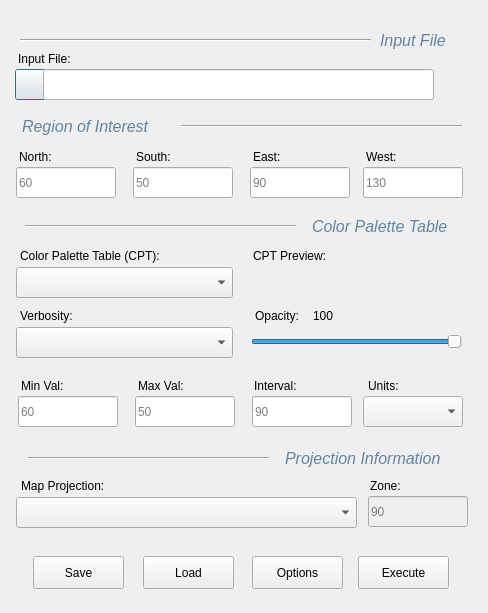
Old version of the form mapui/support/interfaces/interface2.ui in the repository cheapstr73/mapui.
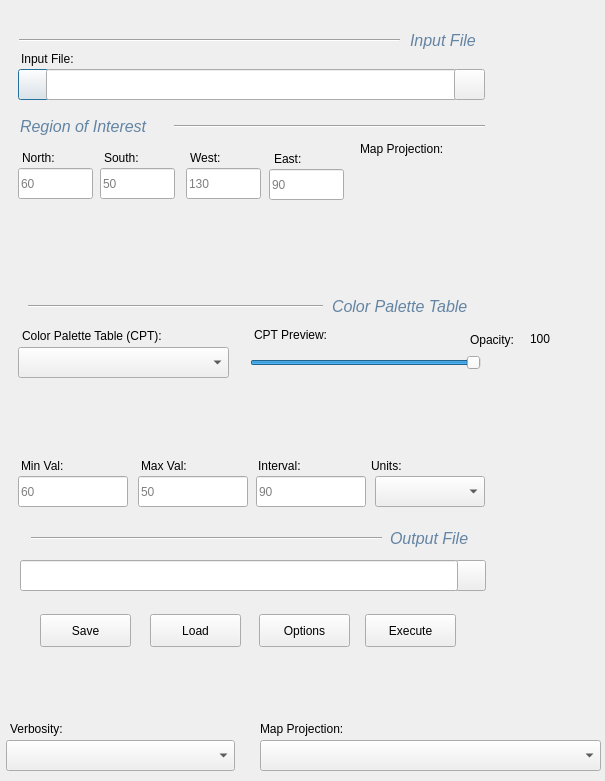
New version of the form.

```diff
--- a/mapui/support/interfaces/interface2.ui
+++ b/mapui/support/interfaces/interface2.ui
@@ -6,8 +6,8 @@
    <rect>
     <x>0</x>
     <y>0</y>
-    <width>488</width>
-    <height>613</height>
+    <width>605</width>
+    <height>781</height>
    </rect>
   </property>
   <property name="windowTitle">
@@ -19,7 +19,7 @@
   <widget class="QPushButton" name="btn_open_file">
    <property name="geometry">
     <rect>
-     <x>15</x>
+     <x>18</x>
      <y>69</y>
      <width>31</width>
      <height>31</height>
@@ -33,7 +33,7 @@
    <property name="geometry">
     <rect>
      <x>21</x>
-     <y>377</y>
+     <y>457</y>
      <width>71</width>
      <height>17</height>
     </rect>
@@ -45,8 +45,8 @@
   <widget class="QLabel" name="label_2">
    <property name="geometry">
     <rect>
-     <x>138</x>
-     <y>377</y>
+     <x>141</x>
+     <y>457</y>
      <width>71</width>
      <height>17</height>
     </rect>
@@ -58,8 +58,8 @@
   <widget class="QLabel" name="label_3">
    <property name="geometry">
     <rect>
-     <x>254</x>
-     <y>377</y>
+     <x>258</x>
+     <y>457</y>
      <width>71</width>
      <height>17</height>
     </rect>
@@ -71,8 +71,8 @@
   <widget class="QLabel" name="label_4">
    <property name="geometry">
     <rect>
-     <x>136</x>
-     <y>148</y>
+     <x>104</x>
+     <y>149</y>
      <width>71</width>
      <height>17</height>
     </rect>
@@ -84,9 +84,9 @@
   <widget class="QLineEdit" name="txt_north">
    <property name="geometry">
     <rect>
-     <x>16</x>
-     <y>167</y>
-     <width>100</width>
+     <x>18</x>
+     <y>168</y>
+     <width>75</width>
      <height>31</height>
     </rect>
    </property>
@@ -100,9 +100,9 @@
   <widget class="QLineEdit" name="txt_south">
    <property name="geometry">
     <rect>
-     <x>133</x>
-     <y>167</y>
-     <width>100</width>
+     <x>100</x>
+     <y>168</y>
+     <width>75</width>
      <height>31</height>
     </rect>
    </property>
@@ -116,8 +116,8 @@
   <widget class="QLabel" name="label_5">
    <property name="geometry">
     <rect>
-     <x>253</x>
-     <y>148</y>
+     <x>274</x>
+     <y>150</y>
      <width>71</width>
      <height>17</height>
     </rect>
@@ -129,9 +129,9 @@
   <widget class="QLineEdit" name="txt_east">
    <property name="geometry">
     <rect>
-     <x>250</x>
-     <y>167</y>
-     <width>100</width>
+     <x>269</x>
+     <y>169</y>
+     <width>75</width>
      <height>31</height>
     </rect>
    </property>
@@ -145,8 +145,8 @@
   <widget class="QLabel" name="label_6">
    <property name="geometry">
     <rect>
-     <x>19</x>
-     <y>148</y>
+     <x>22</x>
+     <y>149</y>
      <width>71</width>
      <height>17</height>
     </rect>
@@ -158,8 +158,8 @@
   <widget class="QLabel" name="label_7">
    <property name="geometry">
     <rect>
-     <x>366</x>
-     <y>148</y>
+     <x>190</x>
+     <y>149</y>
      <width>71</width>
      <height>17</height>
     </rect>
@@ -171,9 +171,9 @@
   <widget class="QLineEdit" name="txt_west">
    <property name="geometry">
     <rect>
-     <x>363</x>
-     <y>167</y>
-     <width>100</width>
+     <x>186</x>
+     <y>168</y>
+     <width>75</width>
      <height>31</height>
     </rect>
    </property>
@@ -190,8 +190,8 @@
   <widget class="QLabel" name="label_9">
    <property name="geometry">
     <rect>
-     <x>368</x>
-     <y>377</y>
+     <x>371</x>
+     <y>457</y>
      <width>71</width>
      <height>17</height>
     </rect>
@@ -203,9 +203,9 @@
   <widget class="QComboBox" name="combo_cpt">
    <property name="geometry">
     <rect>
-     <x>16</x>
-     <y>267</y>
-     <width>217</width>
+     <x>18</x>
+     <y>347</y>
+     <width>211</width>
      <height>31</height>
     </rect>
    </property>
@@ -213,8 +213,8 @@
   <widget class="QLabel" name="label_10">
    <property name="geometry">
     <rect>
-     <x>20</x>
-     <y>247</y>
+     <x>22</x>
+     <y>327</y>
      <width>171</width>
      <height>17</height>
     </rect>
@@ -226,9 +226,9 @@
   <widget class="QComboBox" name="combo_verbosity">
    <property name="geometry">
     <rect>
-     <x>16</x>
-     <y>327</y>
-     <width>217</width>
+     <x>6</x>
+     <y>740</y>
+     <width>229</width>
      <height>31</height>
     </rect>
    </property>
@@ -236,8 +236,8 @@
   <widget class="QLabel" name="label_11">
    <property name="geometry">
     <rect>
-     <x>20</x>
-     <y>307</y>
+     <x>10</x>
+     <y>720</y>
      <width>111</width>
      <height>17</height>
     </rect>
@@ -249,8 +249,8 @@
   <widget class="QPushButton" name="btn_options">
    <property name="geometry">
     <rect>
-     <x>252</x>
-     <y>556</y>
+     <x>259</x>
+     <y>614</y>
      <width>91</width>
      <height>33</height>
     </rect>
@@ -262,9 +262,9 @@
   <widget class="Line" name="line">
    <property name="geometry">
     <rect>
-     <x>181</x>
+     <x>174</x>
      <y>116</y>
-     <width>281</width>
+     <width>311</width>
      <height>20</height>
     </rect>
    </property>
@@ -366,7 +366,7 @@
   <widget class="QLabel" name="label_12">
    <property name="geometry">
     <rect>
-     <x>22</x>
+     <x>20</x>
      <y>116</y>
      <width>151</width>
      <height>21</height>
@@ -476,8 +476,8 @@
   <widget class="QLabel" name="label_13">
    <property name="geometry">
     <rect>
-     <x>312</x>
-     <y>216</y>
+     <x>332</x>
+     <y>296</y>
      <width>161</width>
      <height>21</height>
     </rect>
@@ -586,9 +586,9 @@
   <widget class="Line" name="line_2">
    <property name="geometry">
     <rect>
-     <x>25</x>
-     <y>216</y>
-     <width>271</width>
+     <x>28</x>
+     <y>296</y>
+     <width>295</width>
      <height>20</height>
     </rect>
    </property>
@@ -690,9 +690,9 @@
   <widget class="QLabel" name="lbl_projection">
    <property name="geometry">
     <rect>
-     <x>21</x>
-     <y>477</y>
-     <width>171</width>
+     <x>260</x>
+     <y>720</y>
+     <width>101</width>
      <height>17</height>
     </rect>
    </property>
@@ -703,43 +703,18 @@
   <widget class="QComboBox" name="combo_projections">
    <property name="geometry">
     <rect>
-     <x>16</x>
-     <y>497</y>
+     <x>260</x>
+     <y>740</y>
      <width>341</width>
      <height>31</height>
     </rect>
    </property>
   </widget>
-  <widget class="QSlider" name="slider_opacity">
-   <property name="geometry">
-    <rect>
-     <x>251</x>
-     <y>332</y>
-     <width>211</width>
-     <height>20</height>
-    </rect>
-   </property>
-   <property name="minimum">
-    <number>0</number>
-   </property>
-   <property name="maximum">
-    <number>100</number>
-   </property>
-   <property name="value">
-    <number>100</number>
-   </property>
-   <property name="sliderPosition">
-    <number>100</number>
-   </property>
-   <property name="orientation">
-    <enum>Qt::Horizontal</enum>
-   </property>
-  </widget>
   <widget class="QLabel" name="label_14">
    <property name="geometry">
     <rect>
-     <x>253</x>
-     <y>247</y>
+     <x>254</x>
+     <y>326</y>
      <width>171</width>
      <height>17</height>
     </rect>
@@ -751,8 +726,8 @@
   <widget class="QLabel" name="label_15">
    <property name="geometry">
     <rect>
-     <x>255</x>
-     <y>307</y>
+     <x>470</x>
+     <y>331</y>
      <width>61</width>
      <height>17</height>
     </rect>
@@ -764,8 +739,8 @@
   <widget class="QLabel" name="lbl_slider_value">
    <property name="geometry">
     <rect>
-     <x>313</x>
-     <y>307</y>
+     <x>530</x>
+     <y>330</y>
      <width>41</width>
      <height>17</height>
     </rect>
@@ -777,9 +752,9 @@
   <widget class="QWidget" name="horizontalLayoutWidget">
    <property name="geometry">
     <rect>
-     <x>249</x>
-     <y>266</y>
-     <width>221</width>
+     <x>250</x>
+     <y>345</y>
+     <width>231</width>
      <height>35</height>
     </rect>
    </property>
@@ -787,14 +762,33 @@
     <property name="spacing">
      <number>0</number>
     </property>
+    <item>
+     <widget class="QSlider" name="slider_opacity">
+      <property name="minimum">
+       <number>0</number>
+      </property>
+      <property name="maximum">
+       <number>100</number>
+      </property>
+      <property name="value">
+       <number>100</number>
+      </property>
+      <property name="sliderPosition">
+       <number>100</number>
+      </property>
+      <property name="orientation">
+       <enum>Qt::Horizontal</enum>
+      </property>
+     </widget>
+    </item>
    </layout>
   </widget>
   <widget class="Line" name="line_3">
    <property name="geometry">
     <rect>
-     <x>28</x>
-     <y>448</y>
-     <width>241</width>
+     <x>31</x>
+     <y>528</y>
+     <width>351</width>
      <height>20</height>
     </rect>
    </property>
@@ -896,9 +890,9 @@
   <widget class="QLabel" name="label_16">
    <property name="geometry">
     <rect>
-     <x>285</x>
-     <y>448</y>
-     <width>181</width>
+     <x>390</x>
+     <y>528</y>
+     <width>91</width>
      <height>21</height>
     </rect>
    </property>
@@ -1000,15 +994,15 @@
     </font>
    </property>
    <property name="text">
-    <string>Projection Information</string>
+    <string>Output File</string>
    </property>
   </widget>
   <widget class="QLineEdit" name="txt_cpt_interval">
    <property name="geometry">
     <rect>
-     <x>252</x>
-     <y>396</y>
-     <width>100</width>
+     <x>256</x>
+     <y>476</y>
+     <width>110</width>
      <height>31</height>
     </rect>
    </property>
@@ -1023,8 +1017,8 @@
    <property name="geometry">
     <rect>
      <x>18</x>
-     <y>396</y>
-     <width>100</width>
+     <y>476</y>
+     <width>110</width>
      <height>31</height>
     </rect>
    </property>
@@ -1038,9 +1032,9 @@
   <widget class="QLineEdit" name="txt_cpt_max">
    <property name="geometry">
     <rect>
-     <x>135</x>
-     <y>396</y>
-     <width>100</width>
+     <x>138</x>
+     <y>476</y>
+     <width>110</width>
      <height>31</height>
     </rect>
    </property>
@@ -1054,9 +1048,9 @@
   <widget class="QComboBox" name="combo_cpt_unit">
    <property name="geometry">
     <rect>
-     <x>363</x>
-     <y>396</y>
-     <width>100</width>
+     <x>375</x>
+     <y>476</y>
+     <width>110</width>
      <height>31</height>
     </rect>
    </property>
@@ -1067,8 +1061,8 @@
   <widget class="QPushButton" name="btn_save">
    <property name="geometry">
     <rect>
-     <x>33</x>
-     <y>556</y>
+     <x>40</x>
+     <y>614</y>
      <width>91</width>
      <height>33</height>
     </rect>
@@ -1080,8 +1074,8 @@
   <widget class="QPushButton" name="btn_load">
    <property name="geometry">
     <rect>
-     <x>143</x>
-     <y>556</y>
+     <x>150</x>
+     <y>614</y>
      <width>91</width>
      <height>33</height>
     </rect>
@@ -1095,7 +1089,7 @@
     <rect>
      <x>0</x>
      <y>0</y>
-     <width>491</width>
+     <width>511</width>
      <height>41</height>
     </rect>
    </property>
@@ -1104,8 +1098,8 @@
   <widget class="QPushButton" name="btn_execute">
    <property name="geometry">
     <rect>
-     <x>358</x>
-     <y>556</y>
+     <x>365</x>
+     <y>614</y>
      <width>91</width>
      <height>33</height>
     </rect>
@@ -1120,8 +1114,8 @@
    </property>
    <property name="geometry">
     <rect>
-     <x>368</x>
-     <y>496</y>
+     <x>608</x>
+     <y>739</y>
      <width>100</width>
      <height>31</height>
     </rect>
@@ -1136,8 +1130,8 @@
   <widget class="QLabel" name="label_17">
    <property name="geometry">
     <rect>
-     <x>370</x>
-     <y>477</y>
+     <x>610</x>
+     <y>720</y>
      <width>71</width>
      <height>17</height>
     </rect>
@@ -1149,7 +1143,7 @@
   <widget class="QLabel" name="label_8">
    <property name="geometry">
     <rect>
-     <x>18</x>
+     <x>21</x>
      <y>50</y>
      <width>71</width>
      <height>17</height>
@@ -1162,7 +1156,7 @@
   <widget class="QLabel" name="label_18">
    <property name="geometry">
     <rect>
-     <x>380</x>
+     <x>410</x>
      <y>30</y>
      <width>81</width>
      <height>21</height>
@@ -1272,9 +1266,9 @@
   <widget class="Line" name="line_4">
    <property name="geometry">
     <rect>
-     <x>20</x>
+     <x>19</x>
      <y>30</y>
-     <width>351</width>
+     <width>381</width>
      <height>20</height>
     </rect>
    </property>
@@ -1376,9 +1370,9 @@
   <widget class="QLineEdit" name="txt_input_file">
    <property name="geometry">
     <rect>
-     <x>43</x>
+     <x>46</x>
      <y>69</y>
-     <width>391</width>
+     <width>411</width>
      <height>31</height>
     </rect>
    </property>
@@ -1386,8 +1380,8 @@
   <widget class="QLabel" name="lbl_east">
    <property name="geometry">
     <rect>
-     <x>288</x>
-     <y>148</y>
+     <x>310</x>
+     <y>150</y>
      <width>64</width>
      <height>17</height>
     </rect>
@@ -1441,8 +1435,8 @@
   <widget class="QLabel" name="lbl_west">
    <property name="geometry">
     <rect>
-     <x>405</x>
-     <y>148</y>
+     <x>230</x>
+     <y>149</y>
      <width>64</width>
      <height>17</height>
     </rect>
@@ -1496,8 +1490,8 @@
   <widget class="QLabel" name="lbl_min">
    <property name="geometry">
     <rect>
-     <x>75</x>
-     <y>377</y>
+     <x>76</x>
+     <y>457</y>
      <width>51</width>
      <height>17</height>
     </rect>
@@ -1551,8 +1545,8 @@
   <widget class="QLabel" name="lbl_max">
    <property name="geometry">
     <rect>
-     <x>196</x>
-     <y>377</y>
+     <x>199</x>
+     <y>457</y>
      <width>51</width>
      <height>17</height>
     </rect>
@@ -1606,8 +1600,8 @@
   <widget class="QLabel" name="lbl_south">
    <property name="geometry">
     <rect>
-     <x>180</x>
-     <y>149</y>
+     <x>150</x>
+     <y>150</y>
      <width>51</width>
      <height>16</height>
     </rect>
@@ -1661,8 +1655,8 @@
   <widget class="QLabel" name="lbl_north">
    <property name="geometry">
     <rect>
-     <x>62</x>
-     <y>149</y>
+     <x>66</x>
+     <y>150</y>
      <width>51</width>
      <height>16</height>
     </rect>
@@ -1716,7 +1710,7 @@
   <widget class="QPushButton" name="btn_fill_defaults">
    <property name="geometry">
     <rect>
-     <x>430</x>
+     <x>454</x>
      <y>69</y>
      <width>31</width>
      <height>31</height>
@@ -1726,7 +1720,43 @@
     <string/>
    </property>
    <property name="flat">
-    <bool>true</bool>
+    <bool>false</bool>
+   </property>
+  </widget>
+  <widget class="QPushButton" name="btn_file_output">
+   <property name="geometry">
+    <rect>
+     <x>455</x>
+     <y>560</y>
+     <width>31</width>
+     <height>31</height>
+    </rect>
+   </property>
+   <property name="text">
+    <string/>
+   </property>
+  </widget>
+  <widget class="QLineEdit" name="txt_file_output">
+   <property name="geometry">
+    <rect>
+     <x>20</x>
+     <y>560</y>
+     <width>438</width>
+     <height>31</height>
+    </rect>
+   </property>
+  </widget>
+  <widget class="QLabel" name="lbl_projection_2">
+   <property name="geometry">
+    <rect>
+     <x>360</x>
+     <y>140</y>
+     <width>101</width>
+     <height>17</height>
+    </rect>
+   </property>
+   <property name="text">
+    <string>Map Projection:</string>
    </property>
   </widget>
  </widget>
```
Left out of the diff: 4 changed lines with no effect on the pictures.
